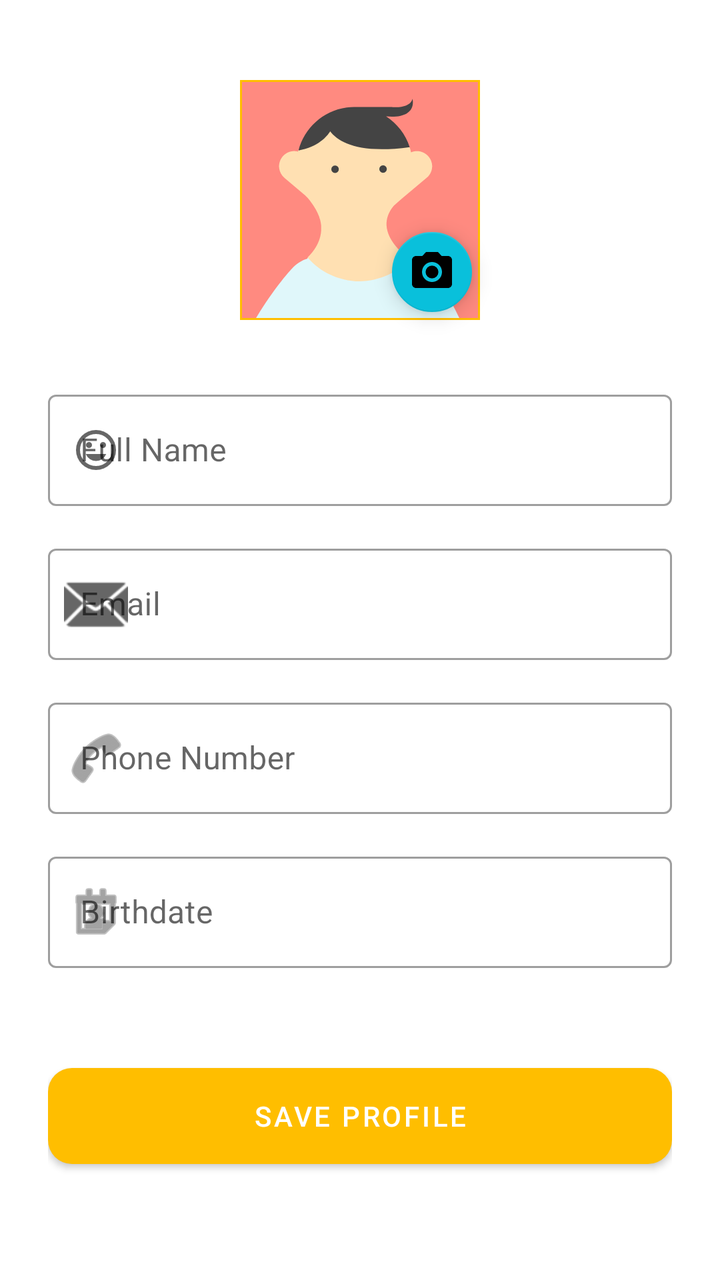
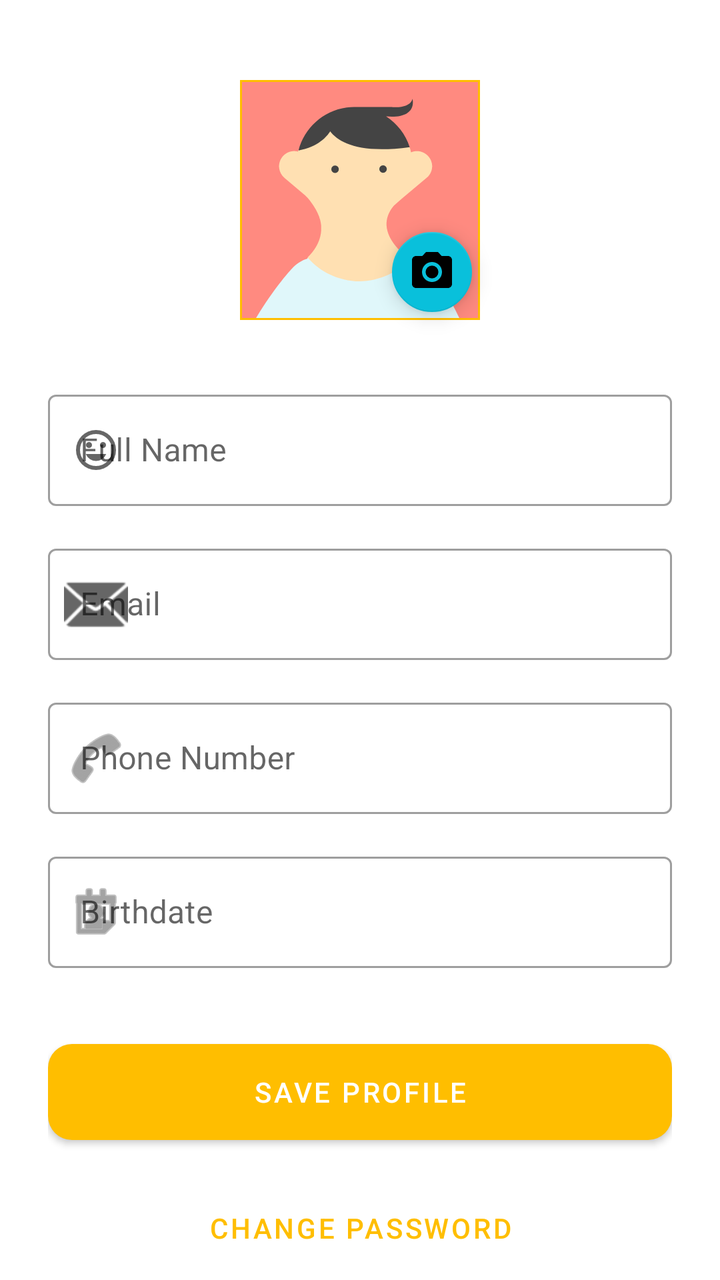

Before-and-after screenshots of an Android layout around one commit, followed by the original layout XML and the change that was made.
<!-- AndroidManifest.xml: application theme Theme.QhagoApp -->
<!-- res/layout/fragment_profile.xml -->
<?xml version="1.0" encoding="utf-8"?>
<androidx.core.widget.NestedScrollView xmlns:android="http://schemas.android.com/apk/res/android"
    xmlns:app="http://schemas.android.com/apk/res-auto"
    xmlns:tools="http://schemas.android.com/tools"
    android:layout_width="match_parent"
    android:layout_height="match_parent"
    android:fillViewport="true"
    android:background="?attr/colorSurface">

    <androidx.constraintlayout.widget.ConstraintLayout
        android:layout_width="match_parent"
        android:layout_height="wrap_content"
        android:padding="24dp">

        
        <com.google.android.material.imageview.ShapeableImageView
            android:id="@+id/iv_profile_image"
            android:layout_width="120dp"
            android:layout_height="120dp"
            android:layout_marginTop="16dp"
            android:scaleType="centerCrop"
            app:shapeAppearanceOverlay="@style/ShapeAppearance.MaterialComponents.LargeComponent"
            app:strokeColor="?attr/colorPrimary"
            app:strokeWidth="2dp"
            app:layout_constraintTop_toTopOf="parent"
            app:layout_constraintStart_toStartOf="parent"
            app:layout_constraintEnd_toEndOf="parent"
            android:src="@drawable/avatar_1"
            android:contentDescription="@string/profile_image_content_description" />

        <com.google.android.material.floatingactionbutton.FloatingActionButton
            android:id="@+id/fab_edit_image"
            android:layout_width="wrap_content"
            android:layout_height="wrap_content"
            app:fabSize="mini"
            app:srcCompat="@drawable/ic_camera_black_24dp"
            app:layout_constraintBottom_toBottomOf="@id/iv_profile_image"
            app:layout_constraintEnd_toEndOf="@id/iv_profile_image"
            android:contentDescription="@string/profile_image_content_description" />

        
        <com.google.android.material.textfield.TextInputLayout
            android:id="@+id/til_name"
            style="@style/Widget.MaterialComponents.TextInputLayout.OutlinedBox"
            android:layout_width="match_parent"
            android:layout_height="wrap_content"
            android:layout_marginTop="32dp"
            android:hint="@string/prompt_name"
            app:startIconDrawable="@drawable/ic_profile"
            app:layout_constraintTop_toBottomOf="@id/iv_profile_image">

            <com.google.android.material.textfield.TextInputEditText
                android:id="@+id/et_name"
                android:layout_width="match_parent"
                android:layout_height="wrap_content"
                android:inputType="textPersonName" />
        </com.google.android.material.textfield.TextInputLayout>

        
        <com.google.android.material.textfield.TextInputLayout
            android:id="@+id/til_email"
            style="@style/Widget.MaterialComponents.TextInputLayout.OutlinedBox"
            android:layout_width="match_parent"
            android:layout_height="wrap_content"
            android:layout_marginTop="16dp"
            android:hint="@string/prompt_email"
            app:startIconDrawable="@android:drawable/ic_dialog_email"
            app:layout_constraintTop_toBottomOf="@id/til_name">

            <com.google.android.material.textfield.TextInputEditText
                android:id="@+id/et_email"
                android:layout_width="match_parent"
                android:layout_height="wrap_content"
                android:inputType="textEmailAddress" />
        </com.google.android.material.textfield.TextInputLayout>

        
        <com.google.android.material.textfield.TextInputLayout
            android:id="@+id/til_phone"
            style="@style/Widget.MaterialComponents.TextInputLayout.OutlinedBox"
            android:layout_width="match_parent"
            android:layout_height="wrap_content"
            android:layout_marginTop="16dp"
            android:hint="@string/prompt_phone"
            app:startIconDrawable="@android:drawable/ic_menu_call"
            app:layout_constraintTop_toBottomOf="@id/til_email">

            <com.google.android.material.textfield.TextInputEditText
                android:id="@+id/et_phone"
                android:layout_width="match_parent"
                android:layout_height="wrap_content"
                android:inputType="phone" />
        </com.google.android.material.textfield.TextInputLayout>

        
        <com.google.android.material.textfield.TextInputLayout
            android:id="@+id/til_birthdate"
            style="@style/Widget.MaterialComponents.TextInputLayout.OutlinedBox"
            android:layout_width="match_parent"
            android:layout_height="wrap_content"
            android:layout_marginTop="16dp"
            android:hint="@string/prompt_birthdate"
            app:startIconDrawable="@android:drawable/ic_menu_my_calendar"
            app:layout_constraintTop_toBottomOf="@id/til_phone">

            <com.google.android.material.textfield.TextInputEditText
                android:id="@+id/et_birthdate"
                android:layout_width="match_parent"
                android:layout_height="wrap_content"
                android:focusable="false"
                android:inputType="none" />
        </com.google.android.material.textfield.TextInputLayout>

        
        <com.google.android.material.button.MaterialButton
            android:id="@+id/btn_save_profile"
            android:layout_width="match_parent"
            android:layout_height="60dp"
            android:layout_marginTop="32dp"
            android:layout_marginBottom="16dp"
            android:text="@string/action_save_profile"
            app:cornerRadius="12dp"
            app:layout_constraintTop_toBottomOf="@id/til_birthdate"
            app:layout_constraintBottom_toBottomOf="parent" />

        <ProgressBar
            android:id="@+id/pb_profile_loading"
            android:layout_width="wrap_content"
            android:layout_height="wrap_content"
            android:visibility="gone"
            app:layout_constraintTop_toTopOf="parent"
            app:layout_constraintBottom_toBottomOf="parent"
            app:layout_constraintStart_toStartOf="parent"
            app:layout_constraintEnd_toEndOf="parent" />

    </androidx.constraintlayout.widget.ConstraintLayout>

</androidx.core.widget.NestedScrollView>
<!-- resources referenced by this layout -->
<resources>
  <!-- drawable avatar_1: vector/xml drawable (drawable, 2395 chars, omitted) -->
  <!-- drawable ic_camera_black_24dp (drawable) -->
  <vector xmlns:android="http://schemas.android.com/apk/res/android"
      android:width="24dp"
      android:height="24dp"
      android:viewportWidth="24.0"
      android:viewportHeight="24.0">
      <path
          android:fillColor="#FF000000"
          android:pathData="M12,12m-3.2,0a3.2,3.2 0,1 1,6.4 0a3.2,3.2 0,1 1,-6.4 0" />
      <path
          android:fillColor="#FF000000"
          android:pathData="M9,2L7.17,4H4c-1.1,0 -2,0.9 -2,2v12c0,1.1 0.9,2 2,2h16c1.1,0 2,-0.9 2,-2V6c0,-1.1 -0.9,-2 -2,-2h-3.17L15,2H9zm3,15c-2.76,0 -5,-2.24 -5,-5s2.24,-5 5,-5 5,2.24 5,5 -2.24,5 -5,5z" />
  </vector>
  <!-- drawable ic_profile (drawable) -->
  <vector xmlns:android="http://schemas.android.com/apk/res/android" android:height="24dp" android:tint="#000000" android:viewportHeight="960" android:viewportWidth="960" android:width="24dp">
        
      <path android:fillColor="@android:color/white" android:pathData="M620,440Q645,440 662.5,422.5Q680,405 680,380Q680,355 662.5,337.5Q645,320 620,320Q595,320 577.5,337.5Q560,355 560,380Q560,405 577.5,422.5Q595,440 620,440ZM340,440Q365,440 382.5,422.5Q400,405 400,380Q400,355 382.5,337.5Q365,320 340,320Q315,320 297.5,337.5Q280,355 280,380Q280,405 297.5,422.5Q315,440 340,440ZM603.5,661.5Q659,623 684,560L276,560Q301,623 356.5,661.5Q412,700 480,700Q548,700 603.5,661.5ZM324,848.5Q251,817 197,763Q143,709 111.5,636Q80,563 80,480Q80,397 111.5,324Q143,251 197,197Q251,143 324,111.5Q397,80 480,80Q563,80 636,111.5Q709,143 763,197Q817,251 848.5,324Q880,397 880,480Q880,563 848.5,636Q817,709 763,763Q709,817 636,848.5Q563,880 480,880Q397,880 324,848.5ZM480,480Q480,480 480,480Q480,480 480,480Q480,480 480,480Q480,480 480,480Q480,480 480,480Q480,480 480,480Q480,480 480,480Q480,480 480,480ZM707,707Q800,614 800,480Q800,346 707,253Q614,160 480,160Q346,160 253,253Q160,346 160,480Q160,614 253,707Q346,800 480,800Q614,800 707,707Z"/>
      
  </vector>
  <string name="action_save_profile">Save Profile</string>
  <string name="profile_image_content_description">Profile Picture</string>
  <string name="prompt_birthdate">Birthdate</string>
  <string name="prompt_email">Email</string>
  <string name="prompt_name">Full Name</string>
  <string name="prompt_phone">Phone Number</string>
  <style name="Theme.QhagoApp" parent="Theme.MaterialComponents.DayNight.DarkActionBar">
          
          <item name="colorPrimary">@color/purple_500</item>
          <item name="colorPrimaryVariant">@color/purple_700</item>
          <item name="colorOnPrimary">@color/white</item>
          
          <item name="colorSecondary">@color/teal_200</item>
          <item name="colorSecondaryVariant">@color/teal_700</item>
          <item name="colorOnSecondary">@color/black</item>
          
          <item name="android:statusBarColor">?attr/colorPrimaryVariant</item>
          
      </style>
  <color name="purple_500">#FFBE00</color>
  <color name="purple_700">#FF9700</color>
  <color name="white">#FFFFFFFF</color>
  <color name="teal_200">#09C0DB</color>
  <color name="teal_700">#007F95</color>
  <color name="black">#FF000000</color>
</resources>

<!-- the commit's change to res/layout/fragment_profile.xml (unified diff, before → after) -->
@@ -117,10 +117,20 @@
             android:layout_width="match_parent"
             android:layout_height="60dp"
             android:layout_marginTop="32dp"
-            android:layout_marginBottom="16dp"
             android:text="@string/action_save_profile"
             app:cornerRadius="12dp"
-            app:layout_constraintTop_toBottomOf="@id/til_birthdate"
+            app:layout_constraintTop_toBottomOf="@id/til_birthdate" />
+
+        
+        <com.google.android.material.button.MaterialButton
+            android:id="@+id/btn_change_password"
+            style="@style/Widget.MaterialComponents.Button.TextButton"
+            android:layout_width="match_parent"
+            android:layout_height="60dp"
+            android:layout_marginTop="8dp"
+            android:layout_marginBottom="16dp"
+            android:text="@string/action_change_password"
+            app:layout_constraintTop_toBottomOf="@id/btn_save_profile"
             app:layout_constraintBottom_toBottomOf="parent" />
 
         <ProgressBar
<!-- resource entries referenced after the edit -->
@@ -20,6 +20,7 @@
       <path android:fillColor="@android:color/white" android:pathData="M620,440Q645,440 662.5,422.5Q680,405 680,380Q680,355 662.5,337.5Q645,320 620,320Q595,320 577.5,337.5Q560,355 560,380Q560,405 577.5,422.5Q595,440 620,440ZM340,440Q365,440 382.5,422.5Q400,405 400,380Q400,355 382.5,337.5Q365,320 340,320Q315,320 297.5,337.5Q280,355 280,380Q280,405 297.5,422.5Q315,440 340,440ZM603.5,661.5Q659,623 684,560L276,560Q301,623 356.5,661.5Q412,700 480,700Q548,700 603.5,661.5ZM324,848.5Q251,817 197,763Q143,709 111.5,636Q80,563 80,480Q80,397 111.5,324Q143,251 197,197Q251,143 324,111.5Q397,80 480,80Q563,80 636,111.5Q709,143 763,197Q817,251 848.5,324Q880,397 880,480Q880,563 848.5,636Q817,709 763,763Q709,817 636,848.5Q563,880 480,880Q397,880 324,848.5ZM480,480Q480,480 480,480Q480,480 480,480Q480,480 480,480Q480,480 480,480Q480,480 480,480Q480,480 480,480Q480,480 480,480Q480,480 480,480ZM707,707Q800,614 800,480Q800,346 707,253Q614,160 480,160Q346,160 253,253Q160,346 160,480Q160,614 253,707Q346,800 480,800Q614,800 707,707Z"/>
       
   </vector>
+  <string name="action_change_password">Change Password</string>
   <string name="action_save_profile">Save Profile</string>
   <string name="profile_image_content_description">Profile Picture</string>
   <string name="prompt_birthdate">Birthdate</string>
